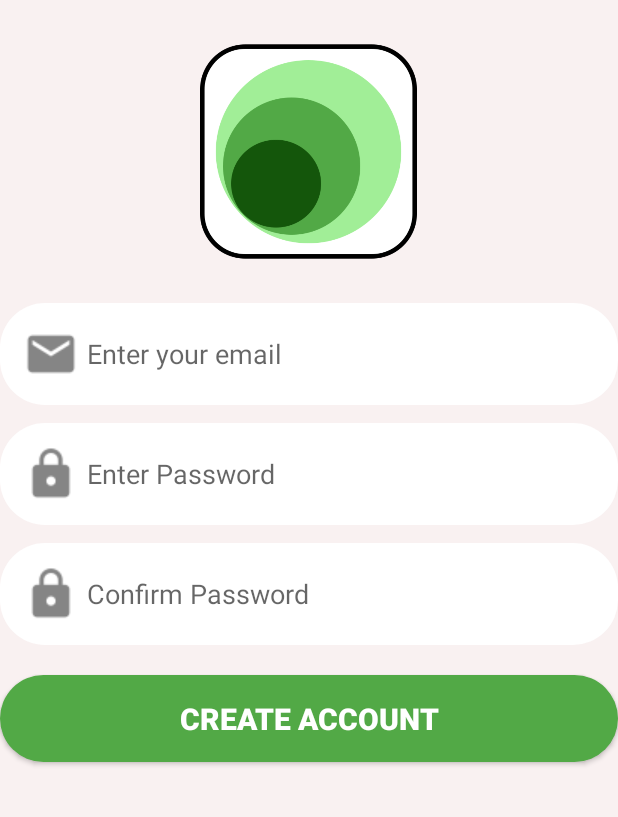
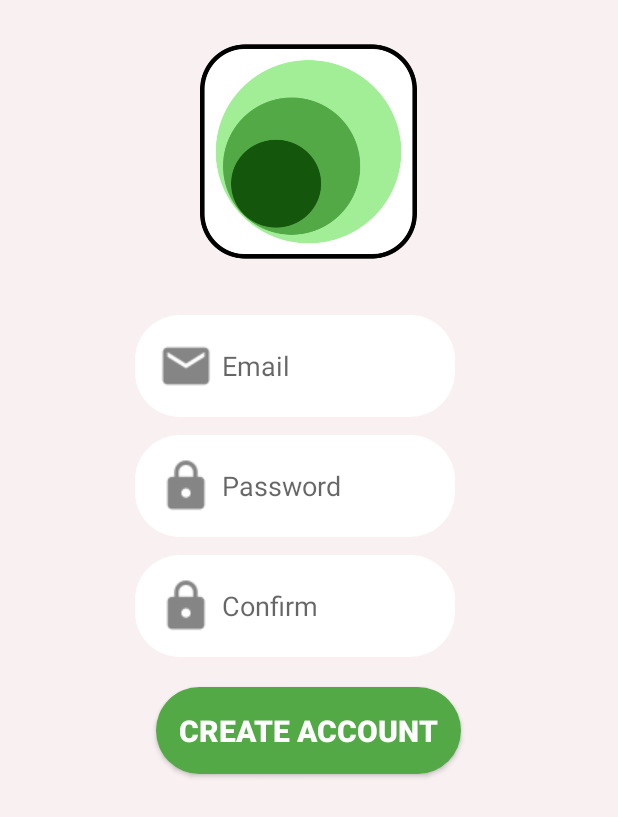
Before and after one commit to AdamAevi/Learning-Android-Dev, an Android app: the RegisterActivity screen opened directly, with no data from a screen before it, on a phone screen of 412 x 824 dp. Shown: the top 817 px of the screen. Run offline under Robolectric (Android 15) with nearby library versions, the phone set to English and light mode, and no system bars.

Commit message:
chore (UI): [LearningSocialNetwork] Updating spacing, adding string values - not hardcoded, and switching back to refering to this project as LearningSocialNetwork instead of FullCircleApp

```diff
--- a/LearningSocialNetwork/app/src/main/res/layout/activity_register.xml
+++ b/LearningSocialNetwork/app/src/main/res/layout/activity_register.xml
@@ -13,64 +13,82 @@
         android:layout_height="150dp"
         android:layout_alignParentTop="true"
         android:layout_centerHorizontal="true"
+        android:layout_marginStart="90dp"
+        android:layout_marginEnd="90dp"
         android:layout_marginTop="26dp"
-        app:srcCompat="@drawable/full_circle" />
+        app:srcCompat="@drawable/full_circle"
+        android:contentDescription="@string/fullcirclelogo" />
 
     <EditText
         android:id="@+id/register_email"
-        android:layout_width="match_parent"
+        android:layout_width="wrap_content"
         android:layout_height="wrap_content"
         android:layout_below="@+id/register_icon"
         android:layout_alignParentStart="true"
-        android:layout_marginTop="26dp"
+        android:layout_centerHorizontal="true"
+        android:layout_marginTop="34dp"
+        android:layout_marginStart="90dp"
+        android:layout_marginEnd="90dp"
         android:background="@drawable/inputs"
-        android:drawableLeft="@drawable/email"
+        android:drawableStart="@drawable/email"
         android:ems="10"
-        android:hint="Enter your email"
+        android:hint="@string/email"
         android:inputType="textEmailAddress"
-        android:padding="10dp" />
+        android:padding="10dp"
+        android:autofillHints="" />
 
     <EditText
         android:id="@+id/register_password"
-        android:layout_width="match_parent"
+        android:layout_width="wrap_content"
         android:layout_height="wrap_content"
         android:layout_below="@+id/register_email"
         android:layout_alignParentStart="true"
-        android:layout_marginStart="0dp"
+        android:layout_centerInParent="true"
         android:layout_marginTop="12dp"
+        android:layout_marginStart="90dp"
+        android:layout_marginEnd="90dp"
         android:background="@drawable/inputs"
-        android:drawableLeft="@drawable/password"
+        android:drawableStart="@drawable/password"
         android:ems="10"
-        android:hint="Enter Password"
+        android:hint="@string/password"
         android:inputType="textPassword"
-        android:padding="10dp" />
+        android:padding="10dp"
+        android:autofillHints="" />
+
+
 
     <EditText
         android:id="@+id/register_confirm_password"
-        android:layout_width="match_parent"
+        android:layout_width="wrap_content"
         android:layout_height="wrap_content"
         android:layout_below="@+id/register_password"
         android:layout_alignParentStart="true"
+        android:layout_centerHorizontal="true"
+        android:layout_marginStart="90dp"
+        android:layout_marginEnd="90dp"
         android:layout_marginTop="12dp"
         android:background="@drawable/inputs"
-        android:drawableLeft="@drawable/password"
+        android:drawableStart="@drawable/password"
         android:ems="10"
-        android:hint="Confirm Password"
+        android:hint="@string/confirm"
         android:inputType="textPassword"
-        android:padding="10dp" />
+        android:padding="10dp"
+        android:autofillHints="" />
 
     <Button
         android:id="@+id/register_create_account_button"
-        android:layout_width="match_parent"
+        android:layout_width="wrap_content"
         android:layout_height="wrap_content"
         android:layout_below="@+id/register_confirm_password"
         android:layout_centerHorizontal="true"
         android:layout_marginTop="20dp"
+        android:layout_marginStart="90dp"
+        android:layout_marginEnd="90dp"
         android:background="@drawable/button"
         android:padding="15dp"
-        android:text="Create Account"
+        android:text="@string/create_account"
         android:textColor="#FFFFFF"
-        android:textSize="20dp"
+        android:textSize="20sp"
         android:textStyle="bold" />
 
 </RelativeLayout>
--- a/LearningSocialNetwork/app/src/main/res/values/strings.xml
+++ b/LearningSocialNetwork/app/src/main/res/values/strings.xml
@@ -11,7 +11,6 @@
     <string name="facebook_logo">Facebook Logo</string>
     <string name="enter_your_email">Enter your email</string>
     <string name="enter_password">Enter Password</string>
-    <string name="create_account">Create Account</string>
     <string name="need_a_new_account">Need a new account?</string>
     <string name="or_login_with">Or Login with</string>
     <string name="twitter_logo">Twitter Logo</string>
@@ -22,4 +21,10 @@
     <string name="full_name">Full Name</string>
     <string name="main_type_of_waste">Main Type of Waste</string>
     <string name="save_yo_deets">Save Yo Deets</string>
+    <string name="login">Login</string>
+    <string name="email">Email</string>
+    <string name="password">Password</string>
+    <string name="create_account">Create Account</string>
+    <string name="confirm">Confirm</string>
+    <string name="fullcirclelogo">FullCircleLogo</string>
 </resources>
```
Also changed, not shown: LearningSocialNetwork/app/src/main/res/layout/activity_login.xml (+22 -14 lines).
